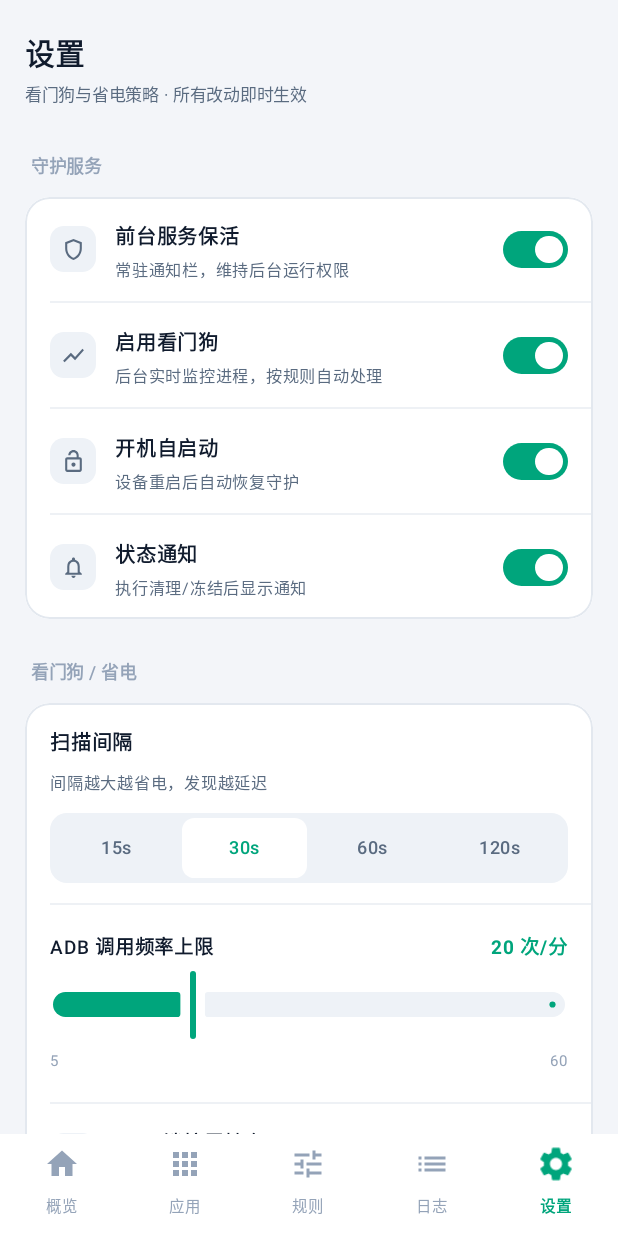
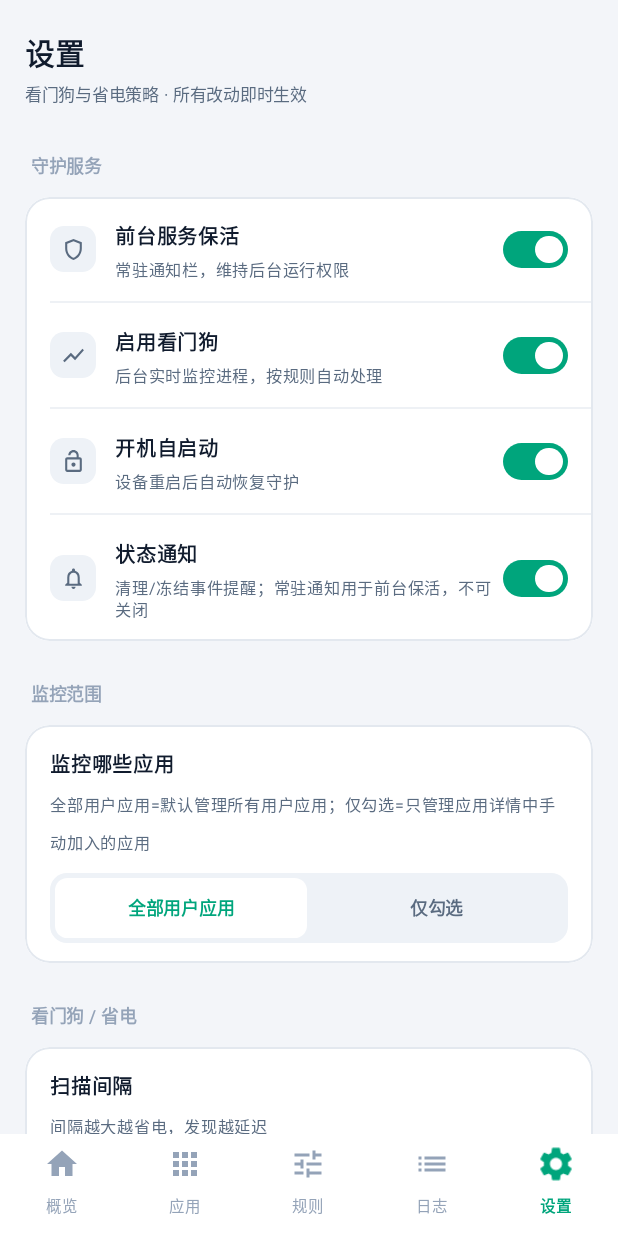
Before and after one commit to w2018/adb-process-killer, an Android app built with Jetpack Compose: the screen it shows after launch (MainActivity), after a tap on "未连接权限通道", on a phone screen of 412 x 824 dp. Run offline under Robolectric (Android 15) with nearby library versions, the phone set to English and light mode, and no system bars; libraries missing offline, so code that uses them is left out: rikka.shizuku; 7 statements that could not run were skipped.

Commit message:
fix: v0.1.2 按产品审计修复核心逻辑(P0+低风险P1)

```diff
--- a/app/build.gradle.kts
+++ b/app/build.gradle.kts
@@ -20,8 +20,8 @@ android {
         applicationId = "com.w2018.procmanager"
         minSdk = 26
         targetSdk = 35
-        versionCode = 2
-        versionName = "0.1.1"
+        versionCode = 3
+        versionName = "0.1.2"
         // 无原生库，保持全 ABI 以兼容 arm/x86 模拟器
     }
 
--- a/app/src/main/java/com/w2018/procmanager/core/rule/Rules.kt
+++ b/app/src/main/java/com/w2018/procmanager/core/rule/Rules.kt
@@ -86,7 +86,8 @@ class CpuRule : Rule {
 class WakeBlockRule : Rule {
     override val id = "wake"
     override val name = "关联唤醒"
-    override fun enabled(s: SettingsStore) = s.wakeBlock && s.freqProtect
+    // 仅由「关联唤醒拦截」开关控制；「常用应用保护」单独在 RuleContext 里作为保护生效。
+    override fun enabled(s: SettingsStore) = s.wakeBlock
     override fun evaluate(ctx: RuleContext): List<KillCandidate> {
         val windowMs = 120_000L
         val out = ArrayList<KillCandidate>()
--- a/app/src/main/java/com/w2018/procmanager/data/SettingsStore.kt
+++ b/app/src/main/java/com/w2018/procmanager/data/SettingsStore.kt
@@ -93,6 +93,22 @@ class SettingsStore(context: Context) {
         get() = sp.getStringSet("monitored", emptySet()) ?: emptySet()
         set(v) = sp.edit { putStringSet("monitored", v) }
 
+    /** 监控范围：all=全部用户应用（默认，开箱即用）；selected=仅勾选的应用 */
+    var monitorMode: String
+        get() = sp.getString("cfg_monitorMode", "all") ?: "all"
+        set(v) = sp.edit { putString("cfg_monitorMode", v) }
+
+    /** 本应用主动冻结（pm disable-user）的包，用于与用户原有停用区分 */
+    var frozenPkgs: Set<String>
+        get() = sp.getStringSet("frozenPkgs", emptySet()) ?: emptySet()
+        set(v) = sp.edit { putStringSet("frozenPkgs", v) }
+
+    fun setFrozen(pkg: String, frozen: Boolean) {
+        val s = frozenPkgs.toMutableSet()
+        if (frozen) s.add(pkg) else s.remove(pkg)
+        frozenPkgs = s
+    }
+
     // ---- 单应用「后台即停」覆盖 ----
     var bgStopPkgs: Set<String>
         get() = sp.getStringSet("bgStopPkgs", emptySet()) ?: emptySet()
--- a/app/src/main/java/com/w2018/procmanager/ui/AppRoot.kt
+++ b/app/src/main/java/com/w2018/procmanager/ui/AppRoot.kt
@@ -92,6 +92,15 @@ fun AppRoot() {
         ui.ensureShizuku()
         ui.autoConnect()
         ui.refresh()
+        // Android 13+ 运行时申请通知权限（前台保活通知与清理提醒依赖它）
+        if (android.os.Build.VERSION.SDK_INT >= 33) {
+            val perm = android.Manifest.permission.POST_NOTIFICATIONS
+            if (androidx.core.content.ContextCompat.checkSelfPermission(context, perm)
+                != android.content.pm.PackageManager.PERMISSION_GRANTED
+            ) {
+                activity?.let { androidx.core.app.ActivityCompat.requestPermissions(it, arrayOf(perm), 101) }
+            }
+        }
     }
     // 通道动作结果 → 自绘 Toast
     LaunchedEffect(ui.message) {
--- a/app/src/main/java/com/w2018/procmanager/ui/UiModel.kt
+++ b/app/src/main/java/com/w2018/procmanager/ui/UiModel.kt
@@ -38,6 +38,7 @@ data class Cfg(
     val scan: Int,
     val adbFreq: Int,
     val preset: String,
+    val monitorMode: String,
 ) {
     companion object {
         fun from(s: SettingsStore) = Cfg(
@@ -45,7 +46,7 @@ data class Cfg(
             s.aliveStop, s.bgStop, s.wakeBlock, s.freqProtect,
             s.lockLowPower, s.screenOffSave, s.chargeExempt, s.nightMode,
             s.memThreshold, s.bgMinutes, s.cpuThreshold, s.cooldownSec,
-            s.scanInterval, s.adbFreqLimit, s.preset,
+            s.scanInterval, s.adbFreqLimit, s.preset, s.monitorMode,
         )
 
         fun write(s: SettingsStore, c: Cfg) {
@@ -58,7 +59,7 @@ data class Cfg(
             s.memThreshold = c.mem; s.bgMinutes = c.bgTime
             s.cpuThreshold = c.cpu; s.cooldownSec = c.cooldown
             s.scanInterval = c.scan; s.adbFreqLimit = c.adbFreq
-            s.preset = c.preset
+            s.preset = c.preset; s.monitorMode = c.monitorMode
         }
     }
 }
@@ -86,7 +87,7 @@ class AppUi(val app: ProcApp) {
     var monitored by mutableStateOf(app.settings.monitored); private set
     var whitelist by mutableStateOf(app.settings.whitelist); private set
     var bgStopSet by mutableStateOf(app.settings.bgStopPkgs); private set
-    var frozen by mutableStateOf<Set<String>>(emptySet()); private set
+    var frozen by mutableStateOf<Set<String>>(app.settings.frozenPkgs); private set
     var logs by mutableStateOf<List<LogEvent>>(emptyList()); private set
     var blocked by mutableStateOf(0); private set
     var freedKb by mutableStateOf(0L); private set
@@ -116,7 +117,7 @@ class AppUi(val app: ProcApp) {
         refreshing = true
         try {
             snapshot = app.repo.snapshot()
-            if (channelReady) frozen = app.repo.disabledPackages()
+            frozen = app.settings.frozenPkgs
         } catch (_: Throwable) {}
         shizukuText = runCatching { app.channels.shizukuStatusText() }.getOrDefault("")
         monitored = app.settings.monitored
@@ -126,12 +127,6 @@ class AppUi(val app: ProcApp) {
         val pct = snapshot?.mem?.percent ?: 0f
         if (pct > 0f) {
             memHistory = (memHistory + pct).takeLast(12)
-        }
-        // 若 Shizuku 已就绪（用户刚授权），自动接管通道，避免停留在“未连接”
-        if (!channelReady && runCatching { app.channels.shizukuReady() }.getOrDefault(false)) {
-            channelReady = true; channelType = "shizuku"
-            channelLabel = "Shizuku"; channelDetail = "已通过 Shizuku 获得 shell 权限"
-            runCatching { frozen = app.repo.disabledPackages() }
         }
         refreshing = false
     }
@@ -169,6 +164,8 @@ class AppUi(val app: ProcApp) {
     }
 
     fun setScan(sec: Int) = setCfg { it.copy(scan = sec) }
+
+    fun setMonitorMode(mode: String) = setCfg { it.copy(monitorMode = mode) }
 
     fun setGuardian(v: Boolean) {
         setCfg { it.copy(guardian = v, watchdog = v) }
@@ -250,7 +247,8 @@ class AppUi(val app: ProcApp) {
         val r = app.channels.run(if (freeze) "pm disable-user --user 0 $pkg" else "pm enable $pkg")
         val ok = r.ok
         if (ok) {
-            frozen = if (freeze) frozen + pkg else frozen - pkg
+            app.settings.setFrozen(pkg, freeze)
+            frozen = app.settings.frozenPkgs
             EventLog.add(com.w2018.procmanager.core.LogType.RULE, (if (freeze) "冻结 " else "恢复 ") + pkg,
                 if (freeze) "pm disable-user" else "pm enable")
         }
--- a/app/src/main/java/com/w2018/procmanager/ui/screens/DashScreen.kt
+++ b/app/src/main/java/com/w2018/procmanager/ui/screens/DashScreen.kt
@@ -82,7 +82,7 @@ fun DashScreen(ui: AppUi, onOpenSettings: () -> Unit = {}, onOpenLogs: () -> Uni
     val memPct = mem?.percent ?: 0f
     val bgProcs = snap?.processes?.count { it.user.startsWith("u0_") && !it.isForeground } ?: 0
     val cpuPct = snap?.cpu?.usedPercent ?: 0f
-    val monCount = ui.monitored.size
+    val monCount = if (ui.cfg.monitorMode == "all") "全部" else "${ui.monitored.size}"
 
     Column(
         Modifier.fillMaxSize().verticalScroll(scroll).padding(horizontal = 16.dp).padding(bottom = 16.dp),
@@ -161,16 +161,17 @@ fun DashScreen(ui: AppUi, onOpenSettings: () -> Unit = {}, onOpenLogs: () -> Uni
         ) {
             Column {
                 Text("今日守护报告", color = C.accent, fontSize = 12.sp, fontWeight = FontWeight.SemiBold)
+                val managed = if (ui.cfg.monitorMode == "all") (snap?.apps?.count { !it.isSystem } ?: ui.monitored.size) else ui.monitored.size
                 Row(Modifier.padding(top = 6.dp), verticalAlignment = Alignment.Bottom) {
-                    Text("${ui.blocked}", color = C.text, fontSize = 32.sp, fontWeight = FontWeight.ExtraBold)
-                    Text(" 次清理", color = C.text2, fontSize = 14.sp, fontWeight = FontWeight.SemiBold,
+                    Text("$managed", color = C.text, fontSize = 32.sp, fontWeight = FontWeight.ExtraBold)
+                    Text(" 个应用受管", color = C.text2, fontSize = 14.sp, fontWeight = FontWeight.SemiBold,
                         modifier = Modifier.padding(bottom = 6.dp))
                 }
-                Text("已自动清理后台进程并释放内存", color = C.text2, fontSize = 11.5.sp)
+                Text("今日已自动清理 ${ui.blocked} 个应用 · 约释放 ${ui.freedKb / 1024} MB", color = C.text2, fontSize = 11.5.sp)
                 Row(Modifier.padding(top = 14.dp), horizontalArrangement = Arrangement.spacedBy(16.dp)) {
-                    HeroStat("${ui.blocked}", "次", "今日清理次数", C.warn)
-                    HeroStat("${ui.freedKb / 1024}", "MB", "释放内存", C.accent)
-                    HeroStat("$monCount", "", "监控应用", C.blue)
+                    HeroStat("${ui.blocked}", "个", "今日清理应用", C.warn)
+                    HeroStat("约 ${ui.freedKb / 1024}", "MB", "释放内存(估算)", C.accent)
+                    HeroStat("$monCount", "", "监控范围", C.blue)
                     HeroStat("${snap?.processes?.size ?: 0}", "", "进程总数", C.text)
                 }
             }
@@ -212,7 +213,7 @@ fun DashScreen(ui: AppUi, onOpenSettings: () -> Unit = {}, onOpenLogs: () -> Uni
         })
         Row(Modifier.fillMaxWidth(), horizontalArrangement = Arrangement.spacedBy(10.dp)) {
             Box(Modifier.weight(1f)) { MetricCard("memory", "可用内存", String.format("%.1f", availGb), "GB", "系统 MemAvailable", false) }
-            Box(Modifier.weight(1f)) { MetricCard("cpu", "CPU 占用", String.format("%.1f", cpuPct), "%", "近 5 分钟均值", false) }
+            Box(Modifier.weight(1f)) { MetricCard("cpu", "CPU 占用", String.format("%.1f", cpuPct), "%", "实时采样", false) }
         }
         Spacer(Modifier.height(10.dp))
         Row(Modifier.fillMaxWidth(), horizontalArrangement = Arrangement.spacedBy(10.dp)) {
@@ -222,7 +223,7 @@ fun DashScreen(ui: AppUi, onOpenSettings: () -> Unit = {}, onOpenLogs: () -> Uni
         Spacer(Modifier.height(16.dp))
 
         SectionTitle("内存占用趋势", action = {
-            Text("近 1 小时", color = C.muted, fontSize = 11.sp)
+            Text("最近 12 次采样", color = C.muted, fontSize = 11.sp)
         })
         MemoryChart(memPct, ui.memHistory)
         Spacer(Modifier.height(16.dp))
@@ -447,8 +448,8 @@ private fun MemoryChart(percent: Float, history: List<Float>) {
             }
         }
         Row(Modifier.fillMaxWidth().padding(top = 6.dp), horizontalArrangement = Arrangement.SpaceBetween) {
-            Text("60min前", color = C.muted, fontSize = 9.5.sp)
-            Text("30min前", color = C.muted, fontSize = 9.5.sp)
+            Text("约24秒前", color = C.muted, fontSize = 9.5.sp)
+            Text("", color = C.muted, fontSize = 9.5.sp)
             Text("现在", color = C.muted, fontSize = 9.5.sp)
         }
         Row(Modifier.fillMaxWidth().padding(top = 16.dp), verticalAlignment = Alignment.CenterVertically) {
--- a/app/src/main/java/com/w2018/procmanager/ui/screens/SettingsScreen.kt
+++ b/app/src/main/java/com/w2018/procmanager/ui/screens/SettingsScreen.kt
@@ -78,8 +78,21 @@ fun SettingsScreen(ui: AppUi) {
                 ui.setCfg { it.copy(autoStart = v) }
             }
             SetDivider()
-            SwitchRow("bell", "状态通知", "执行清理/冻结后显示通知", ui.cfg.notify) { v ->
+            SwitchRow("bell", "状态通知", "清理/冻结事件提醒；常驻通知用于前台保活，不可关闭", ui.cfg.notify) { v ->
                 ui.setCfg { it.copy(notify = v) }
+            }
+        }
+
+        // ---------------- 监控范围 ----------------
+        SetGroupLabel("监控范围")
+        SetGroupCard {
+            Column(Modifier.fillMaxWidth().padding(horizontal = 16.dp, vertical = 13.dp)) {
+                Text("监控哪些应用", color = C.text, fontSize = 13.sp, fontWeight = FontWeight.SemiBold)
+                Text("全部用户应用=默认管理所有用户应用；仅勾选=只管理应用详情中手动加入的应用",
+                    color = C.text2, fontSize = 10.5.sp, modifier = Modifier.padding(top = 1.dp, bottom = 8.dp))
+                SegControl(listOf("全部用户应用", "仅勾选"), if (ui.cfg.monitorMode == "all") 0 else 1) { i ->
+                    ui.setMonitorMode(if (i == 0) "all" else "selected")
+                }
             }
         }
 
@@ -94,7 +107,7 @@ fun SettingsScreen(ui: AppUi) {
                 SegControl(opts, vals.indexOf(ui.cfg.scan).coerceAtLeast(0)) { i -> ui.setScan(vals[i]) }
             }
             SetDivider()
-            SliderRow("ADB 调用频率上限", ui.cfg.adbFreq, 5, 60, "次/分") { v -> ui.setCfg { it.copy(adbFreq = v) } }
+            SliderRow("扫描频率上限", ui.cfg.adbFreq, 5, 60, "次/分") { v -> ui.setCfg { it.copy(adbFreq = v) } }
             SetDivider()
             SwitchRow("lock", "CPU 锁按需持有", "仅扫描瞬间短时持锁并超时释放", ui.cfg.lockLowPower) { v -> ui.setCfg { it.copy(lockLowPower = v) } }
             SetDivider()
@@ -232,7 +245,7 @@ fun SettingsScreen(ui: AppUi) {
         SetGroupCard {
             RowItem("star", "白名单管理", "永不清理的应用", "${ui.whitelist.size} 个") { showWhite = true }
             SetDivider()
-            RowItem("info", "关于进程杀手", "版本 0.1.1 · Shizuku / ADB", "") { showAbout = true }
+            RowItem("info", "关于进程杀手", "版本 0.1.2 · Shizuku / ADB", "") { showAbout = true }
         }
         Text("省电设计：非精确闹钟周期唤醒 · 短时持锁及时释放 · 调用频率上限 · 无变化跳过处理",
             color = C.muted, fontSize = 10.sp, modifier = Modifier.padding(top = 10.dp), lineHeight = 15.sp)
@@ -323,7 +336,7 @@ private fun AboutDialog(onClose: () -> Unit) {
                 Spacer(Modifier.width(12.dp))
                 Column {
                     Text("进程杀手", color = C.text, fontSize = 16.sp, fontWeight = FontWeight.Bold)
-                    Text("版本 0.1.1", color = C.text2, fontSize = 11.sp)
+                    Text("版本 0.1.2", color = C.text2, fontSize = 11.sp)
                 }
             }
             Text("面向旧设备的后台进程治理工具：通过 Shizuku / 无线 ADB 获得 shell 权限，读取并管理（含系统应用）后台进程，按规则自动清理以降低发热与卡顿。所有操作仅限「读取进程 / 冻结停用 / 终止运行」，不会卸载应用或清除数据。",
```
Also changed, not shown: app/src/main/java/com/w2018/procmanager/core/GuardEngine.kt (+41 -20 lines), app/src/main/java/com/w2018/procmanager/core/StatsStore.kt (+12 -2 lines), app/src/main/java/com/w2018/procmanager/core/SystemApps.kt (+16 -0 lines), app/src/main/java/com/w2018/procmanager/core/rule/Rule.kt (+8 -4 lines), app/src/main/java/com/w2018/procmanager/ui/screens/AppsScreen.kt (+18 -9 lines), app/src/main/java/com/w2018/procmanager/ui/screens/LogsScreen.kt (+6 -2 lines), app/src/main/java/com/w2018/procmanager/ui/screens/RulesScreen.kt (+12 -7 lines), 1 other file.
